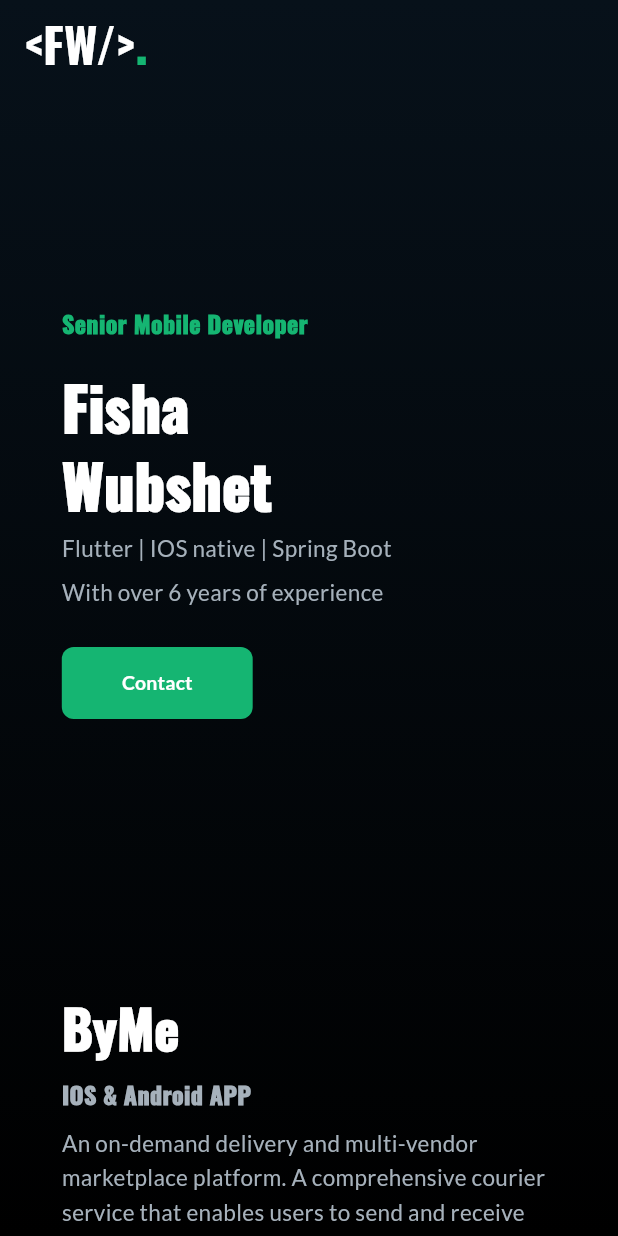
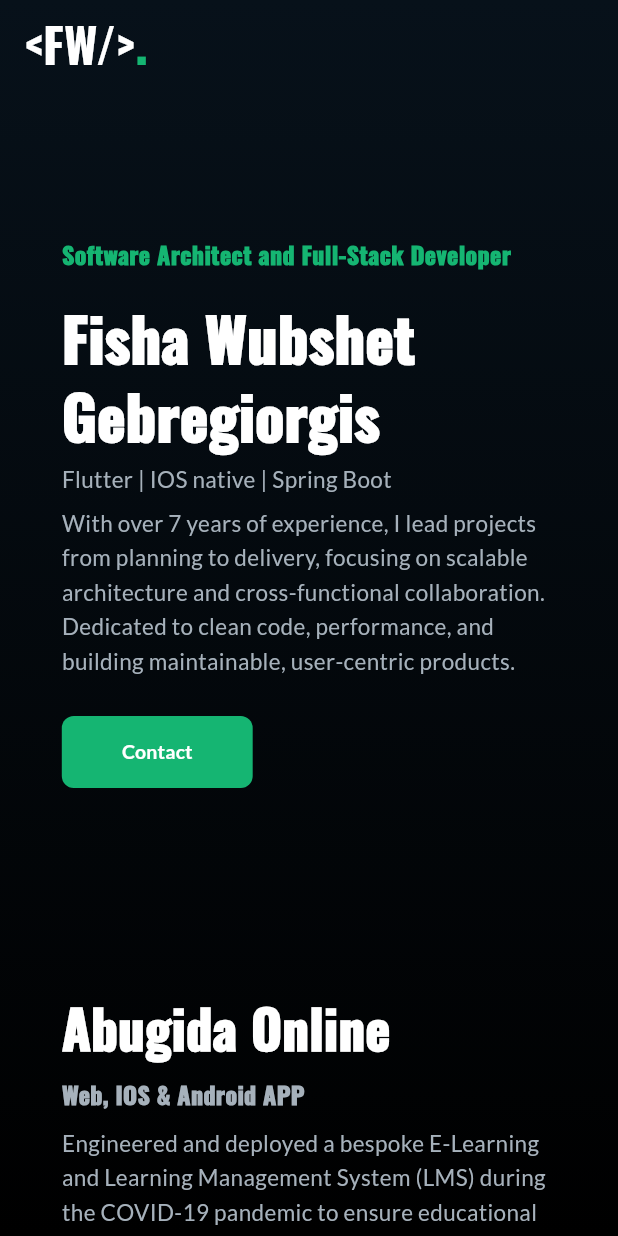
Before and after one commit to Fisha-Wubshet/fisha-portfolio, a Flutter app: the screen it shows after launch, on a phone screen of 412 x 824 dp. Run offline on Flutter 3.47's test engine with Material 3 defaults, Android fonts, the phone set to English and light mode, and no system bars; drawn by our look-alikes of carousel_slider; our stand-ins replace google_fonts, responsive_framework, web.

Commit message:
update CV

```diff
--- a/lib/data/app_data.dart
+++ b/lib/data/app_data.dart
@@ -3,12 +3,19 @@ import 'package:web_portfolio/models/apps.dart';
 
 final List<App> appList = [
   App(
-    title: "ByMe",
+    title: "Abugida Online",
+    subtitle: "Web, IOS & Android APP",
+    description:"Engineered and deployed a bespoke E-Learning and Learning Management System (LMS) during the COVID-19 pandemic to ensure educational continuity. The platform was provided entirely free of charge to schools to support the national education system.",
+    imagePath: "assets/abugida_mockup.png",
+    link:'https://apps.apple.com/us/app/buy2go/id6449532467'
+  ),
+  App(
+    title: "Eyitahub",
     subtitle: "IOS & Android APP",
     description:
-        "An on-demand delivery and multi-vendor marketplace platform. A comprehensive courier service that enables users to send and receive packages quickly and easily.",
-    imagePath: "assets/byme_mockup.png",
-    link:'https://apps.apple.com/us/app/byme-delivery/id6478857305'
+        "EyitaHub helps businesses effortlessly collect feedback through intuitive surveys and integrations, analyze data with advanced reporting and sentiment analysis, and implement actionable insights to create exceptional customer experiences, fueling sustainable product development and business growth.",
+    imagePath: "assets/eyitahub_mockup.png",
+    link:'https://apps.apple.com/us/app/buy2go/id6449532467'
   ),
   App(
     title: "Buy2go",
@@ -19,11 +26,19 @@ final List<App> appList = [
     link:'https://apps.apple.com/us/app/buy2go/id6449532467'
   ),
   App(
-    title: "Qech'Qech",
-    subtitle: "IOS, Android  & Web APP",
+    title: "ByMe",
+    subtitle: "IOS & Android APP",
     description:
-        "A disposable camera app that allows guests to take photos at events such as weddings, parties, and other gatherings. Qech`Qech helps to capture memories in a fun and unique way.",
-    imagePath: "assets/qechqech_mockup.png",
-    link:'https://play.google.com/store/apps/details?id=com.signum.qechqech'
+        "An on-demand delivery and multi-vendor marketplace platform. A comprehensive courier service that enables users to send and receive packages quickly and easily.",
+    imagePath: "assets/byme_mockup.png",
+    link:'https://apps.apple.com/us/app/byme-delivery/id6478857305'
   ),
+  App(
+    title: 'Top EVD',
+    subtitle: 'IOS & Android APP',
+    description: 'An electronic voucher distribution platform that allows telecom agents to distribute airtime vouchers to their customers. Top EVD helps to streamline the distribution process and reduce costs. The system is handling tens of thousands of transactions per day.',
+    imagePath: 'assets/EVD_Mockup.png',
+    link:''
+  ),
+
 ];
--- a/lib/data/education_data.dart
+++ b/lib/data/education_data.dart
@@ -5,7 +5,7 @@ final List<Education> educationList = [
     description:
         "Studied programming, algorithms, databases, system design, and application development. Gained hands-on experience through projects involving web and mobile apps, as well as software tools and platforms.",
     institution: "Mekelle University",
-    qualification: 'B.Sc in Electrical and Computer Engineering \nSpecialization Computer Engineering',
+    qualification: 'B.Sc in  Computer Engineering',
     period: "2013 - 2018",
   ),
 
--- a/lib/data/experience_data.dart
+++ b/lib/data/experience_data.dart
@@ -3,23 +3,23 @@ import 'package:web_portfolio/models/experience.dart';
 final List<Experience> experienceList = [
   Experience(
     description:
-        "Led and participated in the development and project management of diverse mobile apps, including LMS, digital wallet, restaurant ordering, inventory management, and ticket booking systems. Integrated secure payments, real-time chat, Firebase services, offline capabilities, and Google Maps. Successfully launched multiple apps on the App Store and Google Play with complete ASO and release coordination.",
+        "Led and participated in the development and project management of diverse projects, including LMS, Customer Feedback platform, multi-sided supply chain and distribution system,digital wallet and inventory management. Integrated secure payments, real-time systems, push notifications, offline capabilities. As the co-founder of Signum Technologies, I have pioneered localized solutions in Ethiopia, including the nation’s first automated customer feedback platform and critical e-learning infrastructure during the COVID-19 pandemic. ",
     company: "Signum Technologies PLC",
-    role:'Senior Mobile Developer',
-    period: "09/2021 - Current",
+    role:'Lead Full-Stack Developer',
+    period: "08/2019 - Current",
   ),
   Experience(
     description:
-        "Developed apps for a complex B2B e-commerce and on-demand logistics platform, connecting multiple stakeholders in real time. Applied effective state management, integrated real-time features, offline capabilities, mapping services, and enhanced user experience through interactive visuals and smart scanning functionalities.",
-    company: "Go Tech PLC",
-    role:'Senior Mobile Developer',
-    period: "09/2019 - 08/2021",
+        "Architected a robust backend for a multi-branch Merchandise Management System (MMS), developing secure RESTful APIs with role-based access control while optimizing databases for high-volume operations. Ensured system stability and technical excellence by leading code reviews and implementing comprehensive unit and integration testing to guarantee fault-tolerant performance.",
+    company: "Mr phone GmbH",
+    role:'Senior Software Developer',
+    period: "09/2022 - 12/2023",
   ),
   Experience(
     description:
-        "Participated in developing a secure and user-friendly EVD mobile application, focusing on hierarchical voucher distribution and Bluetooth-based printing. As part of the development team, supported various tasks across the software development lifecycle, contributing to coding, testing, and implementation under the guidance of senior developers..",
-    company: "Signum Technologies PLC",
-    role:'junior Mobile Developer',
+        "Developed a mobile application for a Restaurant Automation Platform with secure payment integration.\nParticipated in the full software development lifecycle (SDLC) in collaboration with senior developers.",
+    company: "Midemi",
+    role:'junior Developer',
     period: "09/2018 - 08/2019",
   ),
 
--- a/lib/data/header_items_data.dart
+++ b/lib/data/header_items_data.dart
@@ -5,8 +5,9 @@ import 'package:web_portfolio/utils/scroll_helper.dart';
 List<HeaderItem> headerItems = [
   HeaderItem(title: "Home", onTap: () => scrollTo(homeKey)),
   HeaderItem(title: "Projects", onTap: () => scrollTo(projectKey)),
+  HeaderItem(title: "Frameworks & Tools", onTap: () => scrollTo(skillKey)),
   HeaderItem(title: "Experience", onTap: () => scrollTo(experienceKey)),
-  HeaderItem(title: "Skill", onTap: () => scrollTo(skillKey)),
+  HeaderItem(title: "Education", onTap: () => scrollTo(educationKey)),
   HeaderItem(title: "Contact", onTap: () => scrollTo(contactKey)),
   HeaderItem(title: "Download CV", onTap: () => scrollTo(hireMeKey), isButton: true),
 ];
--- a/lib/data/other_app_data.dart
+++ b/lib/data/other_app_data.dart
@@ -1,14 +1,15 @@
 import 'package:web_portfolio/models/apps.dart';
 
 final List<App> otherApplist = [
+
    App(
-    title: 'Top EVD',
-    subtitle: 'An electronic voucher distribution platform that allows telecom agents to distribute airtime vouchers to their customers',
-    description: '',
-    imagePath: 'assets/EVD_Mockup.png',
-    link:''
+    title: "Qech'Qech",
+    subtitle: "A disposable camera app that allows guests to take photos at events such as weddings, parties, and other gatherings. Qech`Qech helps to capture memories in a fun and unique way.",
+    description:
+        "",
+    imagePath: "assets/qechqech_mockup.png",
+    link:'https://play.google.com/store/apps/details?id=com.signum.qechqech'
   ),
-
   App(
     title: 'Food Delivery App',
     subtitle: 'User-friendly apps for customers and restaurants, streamlining food delivery.',
--- a/lib/pages/home/components/carousel_items.dart
+++ b/lib/pages/home/components/carousel_items.dart
@@ -16,7 +16,7 @@ List<CarouselItemModel> carouselItems = List.generate(
         mainAxisSize: MainAxisSize.min,
         children: [
           Text(
-            "Senior Mobile Developer",
+            "Software Architect and Full-Stack Developer",
             style: GoogleFonts.oswald(
               color: kPrimaryColor,
               fontWeight: FontWeight.w900,
@@ -27,7 +27,7 @@ List<CarouselItemModel> carouselItems = List.generate(
             height: 18.0,
           ),
           Text(
-            "Fisha\nWubshet",
+            "Fisha Wubshet\nGebregiorgis",
             style: GoogleFonts.oswald(
               color: Colors.white,
               fontSize: 40.0,
@@ -53,7 +53,7 @@ List<CarouselItemModel> carouselItems = List.generate(
             child: Wrap(
               children: [
                 Text(
-                  "With over 6 years of experience",
+                  "With over 7 years of experience, I lead projects from planning to delivery, focusing on scalable architecture and cross-functional collaboration. Dedicated to clean code, performance, and building maintainable, user-centric products.",
                   style: TextStyle(
                     color: kCaptionColor,
                     fontSize: 15.0,
@@ -109,13 +109,13 @@ List<CarouselItemModel> carouselItems = List.generate(
         ],
       ),
     ),
-   image: Container(),
-  //  SizedBox(
-  //     height: 250,
-  //     child: Image.asset(
-  //       "assets/fisho.png",
-  //       fit: BoxFit.contain,
-  //     ),
-  //   ),
+   image:
+   SizedBox(
+      height: 300,
+      child: Image.asset(
+        "assets/fisho.png",
+        fit: BoxFit.contain,
+      ),
+    ),
   ),
 );
--- a/lib/pages/home/components/education_section.dart
+++ b/lib/pages/home/components/education_section.dart
@@ -6,6 +6,7 @@ import 'package:web_portfolio/utils/screen_helper.dart';
 
 
 class EducationSection extends StatelessWidget {
+  const EducationSection({Key? key}) : super(key: key);
   @override
   Widget build(BuildContext context) {
     return Container(
--- a/lib/pages/home/components/header.dart
+++ b/lib/pages/home/components/header.dart
@@ -66,14 +66,14 @@ class HeaderRow extends StatelessWidget {
                             horizontal: 20.0, vertical: 5.0),
                         child: TextButton(
                           onPressed:(){
-                              //   final anchor = web.HTMLAnchorElement()
-                              //   ..href = 'Fisha_Resume.pdf'
-                              //   ..download = 'Fisha_Resume.pdf'
-                              //   ..style.display = 'none';
+                                final anchor = web.HTMLAnchorElement()
+                                ..href = 'Fisha_Resume.pdf'
+                                ..download = 'Fisha_Resume.pdf'
+                                ..style.display = 'none';
 
-                              //  web.document.body!.append(anchor);
-                              //  anchor.click();
-                              //  anchor.remove();
+                               web.document.body!.append(anchor);
+                               anchor.click();
+                               anchor.remove();
                           },
                           child: Text(
                             item.title,
--- a/lib/pages/home/home.dart
+++ b/lib/pages/home/home.dart
@@ -91,16 +91,17 @@ class Home extends StatelessWidget {
               SizedBox(
                 height: 50.0,
               ),
-              ExperienceSection(key:experienceKey),
-              EducationSection(),
+               Frameworks_section(key:skillKey),
               SizedBox(
                 height: 50.0,
               ),
-              Frameworks_section(),
+              ExperienceSection(key:experienceKey),
+              EducationSection(key:educationKey),
               SizedBox(
                 height: 50.0,
               ),
-              CvSection(),
+
+              // CvSection(),
               Footer(key:contactKey),
             ],
           ),
--- a/lib/utils/scroll_helper.dart
+++ b/lib/utils/scroll_helper.dart
@@ -4,6 +4,7 @@ final homeKey = GlobalKey();
 final projectKey  = GlobalKey();
 final experienceKey = GlobalKey();
 final skillKey = GlobalKey();
+final educationKey= GlobalKey();
 final contactKey = GlobalKey();
 final hireMeKey = GlobalKey();
 
```
Also changed, not shown: assets/abugida_mockup.png (added), assets/eyitahub_mockup.png (added), assets/fisho.png, assets/qechqech_mockup.png, 1 other file.
